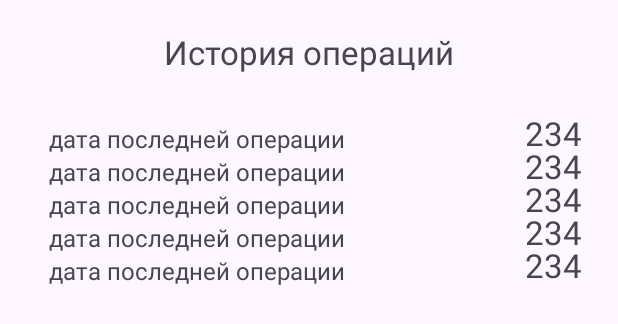
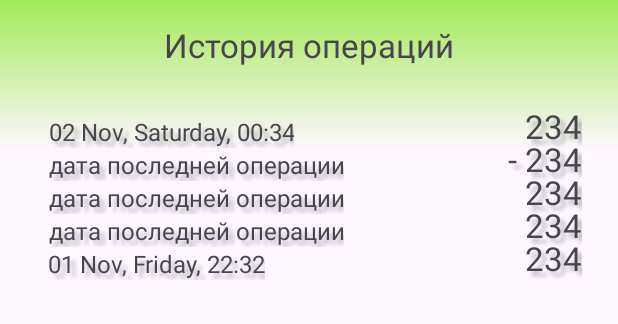
Before and after one commit to Sutemi67/Kotlin_MoneyEverydayXML_app, an Android app: the layout fragment_history.xml on its own in the app's theme, with its tools: preview values and no code run, on a phone screen of 412 x 824 dp. Shown: the top 324 px of the screen. Run offline under Robolectric (Android 15) with nearby library versions, the phone set to English and light mode, and no system bars.

Commit message:
big ui patch

```diff
--- a/app/src/main/java/com/example/moneyeverydayxml/ui/CalculatorViewModel.kt
+++ b/app/src/main/java/com/example/moneyeverydayxml/ui/CalculatorViewModel.kt
@@ -6,8 +6,10 @@ import androidx.lifecycle.ViewModel
 import com.example.moneyeverydayxml.domain.InteractorInterface
 import java.math.BigDecimal
 import java.math.RoundingMode
+import java.text.DateFormat
 import java.text.SimpleDateFormat
 import java.util.Calendar
+import java.util.Date
 import java.util.Locale
 
 class CalculatorViewModel(
@@ -31,7 +33,7 @@ class CalculatorViewModel(
     private var summaryPerDayResult: BigDecimal = perDayCalculate()
 
     private val currentDate = Calendar.getInstance().timeInMillis
-    private val formatter = SimpleDateFormat("dd MMM, EEEE, HH:mm", Locale.ENGLISH)
+    private val formatter = SimpleDateFormat("dd MMM, EEEE, HH:mm", Locale("ru"))
     private var dateOfClear: Long = interactor.getClearDate()
 
     private fun perDayCalculate(): BigDecimal {
@@ -41,6 +43,7 @@ class CalculatorViewModel(
     }
 
     private fun getSumFromMemory(): String = interactor.getSumFromMemory()
+
     fun getTodayDate(): String = formatter.format(currentDate)
 
     fun getDaysFromClear(): Long {
--- /dev/null
+++ b/app/src/main/res/drawable/shadow_of_header_light.xml
@@ -0,0 +1,7 @@
+<?xml version="1.0" encoding="utf-8"?>
+<shape xmlns:android="http://schemas.android.com/apk/res/android">
+    <gradient
+        android:angle="270"
+        android:endColor="@android:color/transparent"
+        android:startColor="#A1EA57" />
+</shape>
--- /dev/null
+++ b/app/src/main/res/drawable/shadow_of_header_night.xml
@@ -0,0 +1,7 @@
+<?xml version="1.0" encoding="utf-8"?>
+<shape xmlns:android="http://schemas.android.com/apk/res/android">
+    <gradient
+        android:angle="270"
+        android:endColor="@android:color/transparent"
+        android:startColor="#92692E" />
+</shape>
--- a/app/src/main/res/layout/fragment_calculator.xml
+++ b/app/src/main/res/layout/fragment_calculator.xml
@@ -28,7 +28,15 @@
         app:layout_constraintBottom_toBottomOf="@+id/textView2"
         app:layout_constraintEnd_toEndOf="parent"
         app:layout_constraintTop_toTopOf="@+id/textView2"
-        tools:text="28 JULY 1000: 13.21" />
+        tools:text="28 окт, воскресенье, 13.21" />
+
+    <View
+        style="@style/header_shadow"
+        android:layout_width="match_parent"
+        android:layout_height="100dp"
+        android:translationZ="-1dp"
+        app:layout_constraintStart_toStartOf="parent"
+        app:layout_constraintTop_toTopOf="parent" />
 
     <com.google.android.material.textfield.TextInputEditText
         android:id="@+id/inputCount"
@@ -122,7 +130,7 @@
         android:layout_height="wrap_content"
         app:layout_constraintBottom_toBottomOf="@+id/textView3"
         app:layout_constraintEnd_toEndOf="@+id/today"
-        tools:text="234234" />
+        tools:text="234" />
 
     <TextView
         android:id="@+id/textView7"
--- a/app/src/main/res/layout/fragment_history.xml
+++ b/app/src/main/res/layout/fragment_history.xml
@@ -5,16 +5,22 @@
     android:id="@+id/history"
     android:layout_width="match_parent"
     android:layout_height="match_parent"
-    android:fitsSystemWindows="true"
     android:orientation="vertical">
 
+    <View
+        style="@style/header_shadow"
+        android:layout_width="match_parent"
+        android:layout_height="100dp"
+        android:translationZ="-1dp"
+        app:layout_constraintStart_toStartOf="parent"
+        app:layout_constraintTop_toTopOf="parent" />
 
     <TextView
         android:id="@+id/textView"
         android:layout_width="wrap_content"
         android:layout_height="wrap_content"
         android:layout_gravity="center"
-        android:layout_margin="20dp"
+        android:layout_margin="15dp"
         android:text="@string/historyText"
         android:textSize="22sp"
         app:layout_constraintEnd_toEndOf="parent"
@@ -25,22 +31,20 @@
     <TextView
         android:id="@+id/date1"
         style="@style/regularTextStyle"
-        android:layout_width="0dp"
+        android:layout_width="wrap_content"
         android:layout_height="22dp"
         android:layout_marginStart="32dp"
         android:layout_marginTop="32dp"
-        android:layout_weight="2"
         app:layout_constraintStart_toStartOf="parent"
         app:layout_constraintTop_toBottomOf="@+id/textView"
-        tools:text="дата последней операции" />
+        tools:text="02 Nov, Saturday, 00:34" />
 
     <TextView
         android:id="@+id/count1"
         style="@style/regularTextStyle2"
-        android:layout_width="0dp"
+        android:layout_width="wrap_content"
         android:layout_height="wrap_content"
         android:layout_marginEnd="24dp"
-        android:layout_weight="1"
         app:layout_constraintBottom_toBottomOf="@+id/date1"
         app:layout_constraintEnd_toEndOf="parent"
         tools:text="234" />
@@ -48,10 +52,8 @@
     <TextView
         android:id="@+id/date2"
         style="@style/regularTextStyle"
-        android:layout_width="0dp"
+        android:layout_width="wrap_content"
         android:layout_height="wrap_content"
-        android:layout_weight="2"
-        app:layout_constraintEnd_toEndOf="@+id/date1"
         app:layout_constraintStart_toStartOf="@+id/date1"
         app:layout_constraintTop_toBottomOf="@+id/date1"
         tools:text="дата последней операции" />
@@ -60,20 +62,17 @@
     <TextView
         android:id="@+id/count2"
         style="@style/regularTextStyle2"
-        android:layout_width="0dp"
+        android:layout_width="wrap_content"
         android:layout_height="wrap_content"
-        android:layout_weight="1"
         app:layout_constraintBottom_toBottomOf="@+id/date2"
         app:layout_constraintEnd_toEndOf="@+id/count1"
-        tools:text="234" />
+        tools:text="- 234" />
 
     <TextView
         android:id="@+id/date3"
         style="@style/regularTextStyle"
-        android:layout_width="0dp"
+        android:layout_width="wrap_content"
         android:layout_height="wrap_content"
-        android:layout_weight="2"
-        app:layout_constraintEnd_toEndOf="@+id/date2"
         app:layout_constraintStart_toStartOf="@+id/date2"
         app:layout_constraintTop_toBottomOf="@+id/date2"
         tools:text="@string/last_date" />
@@ -81,21 +80,17 @@
     <TextView
         android:id="@+id/count3"
         style="@style/regularTextStyle2"
-        android:layout_width="0dp"
+        android:layout_width="wrap_content"
         android:layout_height="wrap_content"
-        android:layout_weight="1"
         app:layout_constraintBottom_toBottomOf="@+id/date3"
         app:layout_constraintEnd_toEndOf="@+id/count2"
         tools:text="234" />
 
-
     <TextView
         android:id="@+id/date4"
         style="@style/regularTextStyle"
-        android:layout_width="0dp"
+        android:layout_width="wrap_content"
         android:layout_height="wrap_content"
-        android:layout_weight="2"
-        app:layout_constraintEnd_toEndOf="@+id/date3"
         app:layout_constraintStart_toStartOf="@+id/date3"
         app:layout_constraintTop_toBottomOf="@+id/date3"
         tools:text="дата последней операции" />
@@ -103,9 +98,8 @@
     <TextView
         android:id="@+id/count4"
         style="@style/regularTextStyle2"
-        android:layout_width="0dp"
+        android:layout_width="wrap_content"
         android:layout_height="wrap_content"
-        android:layout_weight="1"
         app:layout_constraintBottom_toBottomOf="@+id/date4"
         app:layout_constraintEnd_toEndOf="@+id/count3"
         tools:text="234" />
@@ -113,20 +107,18 @@
     <TextView
         android:id="@+id/date5"
         style="@style/regularTextStyle"
-        android:layout_width="0dp"
+        android:layout_width="wrap_content"
         android:layout_height="wrap_content"
-        android:layout_weight="2"
-        app:layout_constraintEnd_toEndOf="@+id/date4"
+        android:gravity="start"
         app:layout_constraintStart_toStartOf="@+id/date4"
         app:layout_constraintTop_toBottomOf="@+id/date4"
-        tools:text="дата последней операции" />
+        tools:text="01 Nov, Friday, 22:32" />
 
     <TextView
         android:id="@+id/count5"
         style="@style/regularTextStyle2"
-        android:layout_width="0dp"
+        android:layout_width="wrap_content"
         android:layout_height="wrap_content"
-        android:layout_weight="1"
         app:layout_constraintBottom_toBottomOf="@+id/date5"
         app:layout_constraintEnd_toEndOf="@+id/count4"
         tools:text="234" />
--- a/app/src/main/res/values-night/styles.xml
+++ b/app/src/main/res/values-night/styles.xml
@@ -3,13 +3,20 @@
 
     <style name="regularTextStyle">
         <item name="android:textSize">16sp</item>
-        <item name="color">@color/white</item>
         <item name="android:gravity">center</item>
+        <item name="android:shadowColor">#46CAC8C8</item>
+        <item name="android:shadowRadius">3</item>
+        <item name="android:shadowDx">3</item>
+        <item name="android:shadowDy">3</item>
     </style>
 
     <style name="regularTextStyle2">
         <item name="android:textSize">22sp</item>
         <item name="android:gravity">end</item>
+        <item name="android:shadowColor">#46CAC8C8</item>
+        <item name="android:shadowRadius">3</item>
+        <item name="android:shadowDx">3</item>
+        <item name="android:shadowDy">3</item>
     </style>
 
     <style name="buttonTextStyle">
@@ -19,10 +26,14 @@
     </style>
 
     <style name="headerTextStyle">
-        <item name="android:textSize">21sp</item>
+        <item name="android:textSize">19sp</item>
         <item name="android:gravity">center</item>
         <item name="android:textAllCaps">true</item>
         <item name="android:textStyle">bold</item>
+        <item name="android:shadowColor">#94000000</item>
+        <item name="android:shadowRadius">5</item>
+        <item name="android:shadowDx">3</item>
+        <item name="android:shadowDy">3</item>
     </style>
 
     <style name="tabBuilder">
@@ -30,4 +41,7 @@
         <item name="tabTextColor">@color/white</item>
     </style>
 
+    <style name="header_shadow">
+        <item name="android:background">@drawable/shadow_of_header_night</item>
+    </style>
 </resources>
--- a/app/src/main/res/values/styles.xml
+++ b/app/src/main/res/values/styles.xml
@@ -4,29 +4,44 @@
     <style name="regularTextStyle">
         <item name="android:textSize">16sp</item>
         <item name="android:gravity">center</item>
+        <item name="android:shadowColor">#46000000</item>
+        <item name="android:shadowRadius">3</item>
+        <item name="android:shadowDx">5</item>
+        <item name="android:shadowDy">5</item>
     </style>
 
     <style name="regularTextStyle2">
         <item name="android:textSize">22sp</item>
         <item name="android:gravity">end</item>
+        <item name="android:shadowColor">#46000000</item>
+        <item name="android:shadowRadius">3</item>
+        <item name="android:shadowDx">5</item>
+        <item name="android:shadowDy">5</item>
     </style>
 
     <style name="buttonTextStyle">
         <item name="android:textSize">14sp</item>
         <item name="android:gravity">center</item>
         <item name="android:textColor">@color/white</item>
-
     </style>
 
     <style name="headerTextStyle">
-        <item name="android:textSize">21sp</item>
+        <item name="android:textSize">19sp</item>
         <item name="android:gravity">center</item>
         <item name="android:textAllCaps">true</item>
         <item name="android:textStyle">bold</item>
+        <item name="android:shadowColor">#7C000000</item>
+        <item name="android:shadowRadius">5</item>
+        <item name="android:shadowDx">3</item>
+        <item name="android:shadowDy">3</item>
     </style>
 
     <style name="tabBuilder">
         <item name="tabIndicatorColor">@color/black</item>
         <item name="tabTextColor">@color/black</item>
     </style>
+
+    <style name="header_shadow">
+        <item name="android:background">@drawable/shadow_of_header_light</item>
+    </style>
 </resources>
```
